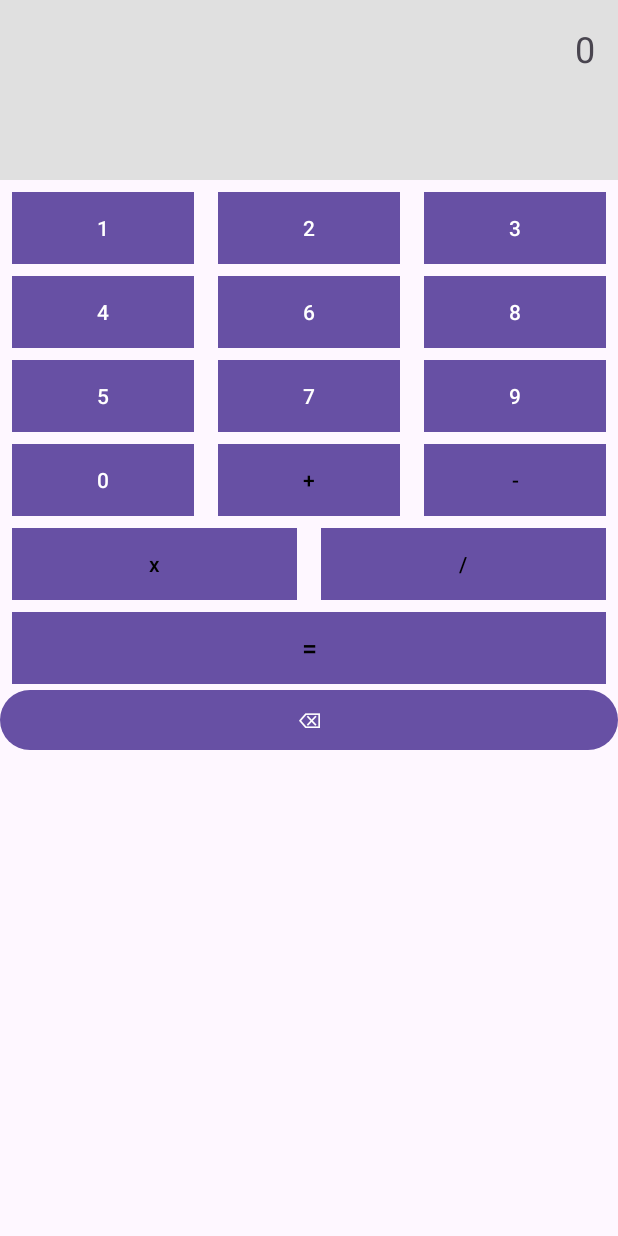
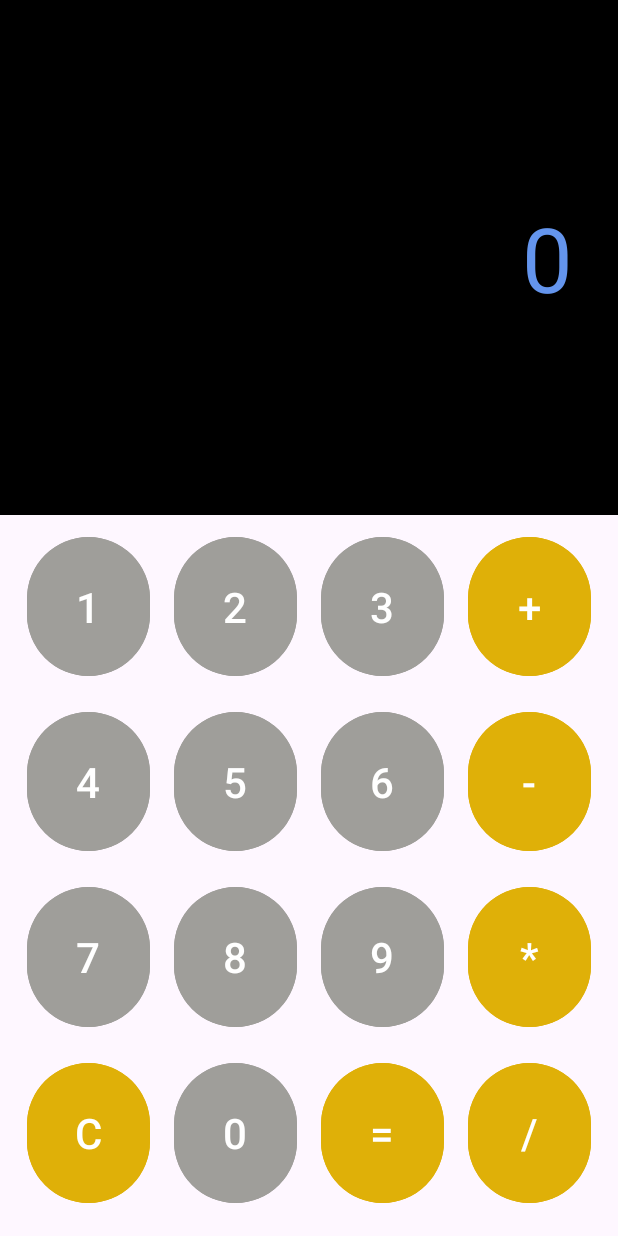
Before and after one commit to ssulka/calculator_MMA, an Android app: the screen it shows after launch (MainActivity), on a phone screen of 412 x 824 dp. Run offline under Robolectric (Android 15) with nearby library versions, the phone set to English and light mode, and no system bars.

Commit message:
looks like final product

```diff
--- a/kalkulackav2/app/src/main/java/com/example/kalkulackav2/MainActivity.java
+++ b/kalkulackav2/app/src/main/java/com/example/kalkulackav2/MainActivity.java
@@ -3,82 +3,94 @@ package com.example.kalkulackav2;
 import android.os.Bundle;
 import android.view.View;
 import android.widget.Button;
+import android.widget.GridLayout;
 import android.widget.TextView;
 import androidx.appcompat.app.AppCompatActivity;
 
 public class MainActivity extends AppCompatActivity {
 
-    private TextView textView;
-    private StringBuilder input;
-    private double firstValue = Double.NaN;
-    private double secondValue;
-    private char currentOperation;
+    private TextView display;
+    private String input = "";
+    private String operator = "";
+    private double firstNumber = 0;
+    private double secondNumber = 0;
 
     @Override
     protected void onCreate(Bundle savedInstanceState) {
         super.onCreate(savedInstanceState);
         setContentView(R.layout.activity_main);
 
-        textView = findViewById(R.id.textView);
-        input = new StringBuilder();
-        setupButtons();
+        display = findViewById(R.id.display);
+
+        // Tlačidlá pre čísla
+        findViewById(R.id.button1).setOnClickListener(view -> inputNumber("1"));
+        findViewById(R.id.button2).setOnClickListener(view -> inputNumber("2"));
+        findViewById(R.id.button3).setOnClickListener(view -> inputNumber("3"));
+        findViewById(R.id.button4).setOnClickListener(view -> inputNumber("4"));
+        findViewById(R.id.button5).setOnClickListener(view -> inputNumber("5"));
+        findViewById(R.id.button6).setOnClickListener(view -> inputNumber("6"));
+        findViewById(R.id.button7).setOnClickListener(view -> inputNumber("7"));
+        findViewById(R.id.button8).setOnClickListener(view -> inputNumber("8"));
+        findViewById(R.id.button9).setOnClickListener(view -> inputNumber("9"));
+        findViewById(R.id.button0).setOnClickListener(view -> inputNumber("0"));
+
+        // Tlačidlá pre operácie
+        findViewById(R.id.buttonAdd).setOnClickListener(view -> setOperator("+"));
+        findViewById(R.id.buttonSubtract).setOnClickListener(view -> setOperator("-"));
+        findViewById(R.id.buttonMultiply).setOnClickListener(view -> setOperator("*"));
+        findViewById(R.id.buttonDivide).setOnClickListener(view -> setOperator("/"));
+
+        // Tlačidlá pre vymazanie a rovná sa
+        findViewById(R.id.buttonClear).setOnClickListener(view -> clear());
+        findViewById(R.id.buttonEquals).setOnClickListener(view -> calculate());
     }
 
-    private void setupButtons() {
-        int[] numberButtons = {R.id.button1, R.id.button2, R.id.button3, R.id.button4, R.id.button5, R.id.button6, R.id.button7, R.id.button8, R.id.button9, R.id.button10};
-        for (int i = 0; i < numberButtons.length; i++) {
-            Button btn = findViewById(numberButtons[i]);
-            int finalI = i;
-            btn.setOnClickListener(v -> appendNumber(finalI));
-        }
-        findViewById(R.id.buttonRemove).setOnClickListener(v -> delete());
-        findViewById(R.id.button11).setOnClickListener(v -> setOperation('+'));
-        findViewById(R.id.button12).setOnClickListener(v -> setOperation('-'));
-        findViewById(R.id.button14).setOnClickListener(v -> setOperation('*'));
-        findViewById(R.id.button15).setOnClickListener(v -> setOperation('/'));
-        findViewById(R.id.button16).setOnClickListener(v -> calculateResult());
+    private void inputNumber(String num) {
+        input += num;
+        display.setText(input);
     }
 
-    private void appendNumber(int number) {
-        input.append(number);
-        textView.setText(input.toString());
-    }
-
-    private void setOperation(char operation) {
-        if (!Double.isNaN(firstValue)) {
-            calculateResult();
-        } else {
-            firstValue = Double.parseDouble(input.toString());
-        }
-        currentOperation = operation;
-        input.setLength(0);
-    }
-
-    private void calculateResult() {
-        if (input.length() == 0 || Double.isNaN(firstValue)) return;
-        secondValue = Double.parseDouble(input.toString());
-
-        switch (currentOperation) {
-            case '+': firstValue += secondValue; break;
-            case '-': firstValue -= secondValue; break;
-            case '*': firstValue *= secondValue; break;
-            case '/': firstValue = secondValue != 0 ? firstValue / secondValue : 0; break;
-        }
-
-        textView.setText(String.valueOf(firstValue));
-        input.setLength(0);
-    }
-
-    private void delete() {
-        if (input.length() > 0) {
-            input.deleteCharAt(input.length() - 1);
-            textView.setText(input.toString());
-        } else {
-            firstValue = Double.NaN;
-            secondValue = 0;
-            currentOperation = '\0';
-            textView.setText("0");
+    private void setOperator(String op) {
+        if (!input.isEmpty()) {
+            firstNumber = Double.parseDouble(input);
+            input = "";
+            operator = op;
         }
     }
 
+    private void clear() {
+        input = "";
+        operator = "";
+        display.setText("0");
+    }
+
+    private void calculate() {
+        if (!input.isEmpty()) {
+            secondNumber = Double.parseDouble(input);
+            double result = 0;
+
+            switch (operator) {
+                case "+":
+                    result = firstNumber + secondNumber;
+                    break;
+                case "-":
+                    result = firstNumber - secondNumber;
+                    break;
+                case "*":
+                    result = firstNumber * secondNumber;
+                    break;
+                case "/":
+                    if (secondNumber != 0) {
+                        result = firstNumber / secondNumber;
+                    } else {
+                        display.setText("Error");
+                        return;
+                    }
+                    break;
+            }
+
+            display.setText(String.valueOf(result));
+            input = String.valueOf(result);
+        }
+    }
 }
--- a/kalkulackav2/app/src/main/res/layout/activity_main.xml
+++ b/kalkulackav2/app/src/main/res/layout/activity_main.xml
@@ -1,248 +1,207 @@
-<androidx.constraintlayout.widget.ConstraintLayout
-    xmlns:android="http://schemas.android.com/apk/res/android"
-    xmlns:app="http://schemas.android.com/apk/res-auto"
-    xmlns:tools="http://schemas.android.com/tools"
-    android:id="@+id/main"
+<?xml version="1.0" encoding="utf-8"?>
+<RelativeLayout xmlns:android="http://schemas.android.com/apk/res/android"
     android:layout_width="match_parent"
-    android:layout_height="match_parent"
-    tools:context=".MainActivity">
+    android:layout_height="match_parent">
 
+    <!-- Zväčšený Text view na zobrazovanie výsledkov -->
     <TextView
-        android:id="@+id/textView"
-        android:layout_width="673dp"
-        android:layout_height="120dp"
-        android:background="#E0E0E0"
-        android:gravity="end"
-        android:padding="16dp"
-        android:text="@string/display_text"
-        android:textSize="24sp"
-        app:layout_constraintBottom_toTopOf="@+id/button2"
-        app:layout_constraintEnd_toEndOf="parent"
-        app:layout_constraintHorizontal_bias="1.0"
-        app:layout_constraintStart_toStartOf="parent"
-        app:layout_constraintTop_toTopOf="parent" />
+        android:id="@+id/display"
+        android:layout_width="match_parent"
+        android:layout_height="343dp"
+        android:layout_alignParentTop="true"
+        android:background="@color/black"
+        android:gravity="right|center_vertical"
+        android:padding="30dp"
+        android:text="0"
+        android:textColor="@color/custom"
+        android:textSize="60sp" />
+
+    <GridLayout
+        android:layout_width="match_parent"
+        android:layout_height="436dp"
+        android:layout_below="@id/display"
+        android:layout_alignParentBottom="true"
+        android:layout_marginTop="-7dp"
+        android:layout_weight="1"
+        android:columnCount="4"
+        android:padding="10dp"
+        android:rowCount="5">
+
+        <Button
+            android:id="@+id/button1"
+            android:layout_width="0dp"
+            android:layout_height="wrap_content"
+            android:layout_rowWeight="1"
+            android:layout_columnWeight="1"
+            android:layout_margin="8dp"
+            android:backgroundTint="@color/cisla"
+            android:text="1"
+            android:textSize="28sp" />
 
         <Button
             android:id="@+id/button2"
             android:layout_width="0dp"
             android:layout_height="wrap_content"
+            android:layout_rowWeight="1"
+            android:layout_columnWeight="1"
             android:layout_margin="8dp"
-        android:layout_marginTop="336dp"
-        android:background="#5D1919"
-        android:text="@string/one"
-        android:textColor="#FFFFFF"
-        android:textSize="14sp"
-        app:layout_constraintEnd_toStartOf="@+id/button3"
-        app:layout_constraintStart_toStartOf="parent"
-        app:layout_constraintTop_toBottomOf="@+id/textView" />
+            android:backgroundTint="@color/cisla"
+            android:text="2"
+            android:textSize="28sp" />
+
+        <Button
+            android:id="@+id/button3"
+            android:layout_width="0dp"
+            android:layout_height="wrap_content"
+            android:layout_rowWeight="1"
+            android:layout_columnWeight="1"
+            android:layout_margin="8dp"
+            android:backgroundTint="@color/cisla"
+            android:text="3"
+            android:textSize="28sp" />
+
+        <Button
+            android:id="@+id/buttonAdd"
+            android:layout_width="0dp"
+            android:layout_height="wrap_content"
+            android:layout_rowWeight="1"
+            android:layout_columnWeight="1"
+            android:layout_margin="8dp"
+            android:backgroundTint="@color/operacie"
+            android:text="+"
+            android:textSize="28sp" />
+
+        <Button
+            android:id="@+id/button4"
+            android:layout_width="0dp"
+            android:layout_height="wrap_content"
+            android:layout_rowWeight="1"
+            android:layout_columnWeight="1"
+            android:layout_margin="8dp"
+            android:backgroundTint="@color/cisla"
+            android:text="4"
+            android:textSize="28sp" />
+
+        <Button
+            android:id="@+id/button5"
+            android:layout_width="0dp"
+            android:layout_height="wrap_content"
+            android:layout_rowWeight="1"
+            android:layout_columnWeight="1"
+            android:layout_margin="8dp"
+            android:backgroundTint="@color/cisla"
+            android:text="5"
+            android:textSize="28sp" />
 
         <Button
             android:id="@+id/button6"
             android:layout_width="0dp"
             android:layout_height="wrap_content"
+            android:layout_rowWeight="1"
+            android:layout_columnWeight="1"
             android:layout_margin="8dp"
-        android:layout_marginTop="12dp"
-        android:background="#5D1919"
-        android:text="@string/seven"
-        android:textColor="#FFFFFF"
-        android:textSize="14sp"
-        app:layout_constraintEnd_toStartOf="@+id/button8"
-        app:layout_constraintStart_toStartOf="parent"
-        app:layout_constraintTop_toBottomOf="@+id/button5" />
+            android:backgroundTint="@color/cisla"
+            android:text="6"
+            android:textSize="28sp" />
 
         <Button
-        android:id="@+id/button4"
+            android:id="@+id/buttonSubtract"
             android:layout_width="0dp"
             android:layout_height="wrap_content"
+            android:layout_rowWeight="1"
+            android:layout_columnWeight="1"
             android:layout_margin="8dp"
-        android:layout_marginTop="336dp"
-        android:background="#5D1919"
-        android:text="@string/three"
-        android:textColor="#FFFFFF"
-        android:textSize="14sp"
-        app:layout_constraintEnd_toEndOf="parent"
-        app:layout_constraintStart_toEndOf="@+id/button3"
-        app:layout_constraintTop_toBottomOf="@+id/textView" />
-
-    <Button
-        android:id="@+id/button16"
-        android:layout_width="0dp"
-        android:layout_height="wrap_content"
-        android:layout_margin="8dp"
-        android:layout_marginTop="16dp"
-        android:background="#2196F3"
-        android:text="@string/equal"
-        android:textColor="@color/black"
-        android:textColorHighlight="@color/custom"
-        android:textSize="18sp"
-        app:layout_constraintEnd_toEndOf="parent"
-        app:layout_constraintHorizontal_bias="1.0"
-        app:layout_constraintStart_toStartOf="parent"
-        app:layout_constraintTop_toBottomOf="@+id/button14" />
-
-    <Button
-        android:id="@+id/button5"
-        android:layout_width="0dp"
-        android:layout_height="wrap_content"
-        android:layout_margin="8dp"
-        android:layout_marginTop="4dp"
-        android:background="#5D1919"
-        android:text="@string/four"
-        android:textColor="#FFFFFF"
-        android:textSize="14sp"
-        app:layout_constraintEnd_toStartOf="@+id/button7"
-        app:layout_constraintStart_toStartOf="parent"
-        app:layout_constraintTop_toBottomOf="@+id/button2" />
-
-    <Button
-        android:id="@+id/button12"
-        android:layout_width="0dp"
-        android:layout_height="wrap_content"
-        android:layout_margin="8dp"
-        android:layout_marginTop="8dp"
-        android:background="#4CAF50"
-        android:text="@string/minus"
-        android:textColor="@color/black"
-        android:textSize="14sp"
-        app:layout_constraintEnd_toEndOf="parent"
-        app:layout_constraintStart_toEndOf="@+id/button11"
-        app:layout_constraintTop_toBottomOf="@+id/button10" />
-
-    <Button
-        android:id="@+id/button3"
-        android:layout_width="0dp"
-        android:layout_height="wrap_content"
-        android:layout_margin="8dp"
-        android:layout_marginTop="336dp"
-        android:background="#5D1919"
-        android:text="@string/two"
-        android:textColor="#FFFFFF"
-        android:textSize="14sp"
-        app:layout_constraintEnd_toStartOf="@+id/button4"
-        app:layout_constraintStart_toEndOf="@+id/button2"
-        app:layout_constraintTop_toBottomOf="@+id/textView" />
-
-    <Button
-        android:id="@+id/button1"
-        android:layout_width="0dp"
-        android:layout_height="wrap_content"
-        android:layout_margin="8dp"
-        android:layout_marginTop="8dp"
-        android:background="#E20000"
-        android:text="@string/zero"
-        android:textColor="#FFFFFF"
-        android:textSize="14sp"
-        app:layout_constraintEnd_toStartOf="@+id/button11"
-        app:layout_constraintStart_toStartOf="parent"
-        app:layout_constraintTop_toBottomOf="@+id/button6" />
-
-    <Button
-        android:id="@+id/button10"
-        android:layout_width="0dp"
-        android:layout_height="wrap_content"
-        android:layout_margin="8dp"
-        android:layout_marginTop="12dp"
-        android:background="#5D1919"
-        android:text="@string/nine"
-        android:textColor="#FFFFFF"
-        android:textSize="14sp"
-        app:layout_constraintEnd_toEndOf="parent"
-        app:layout_constraintStart_toEndOf="@+id/button8"
-        app:layout_constraintTop_toBottomOf="@+id/button9" />
+            android:backgroundTint="@color/operacie"
+            android:text="-"
+            android:textSize="28sp" />
 
         <Button
             android:id="@+id/button7"
             android:layout_width="0dp"
             android:layout_height="wrap_content"
+            android:layout_rowWeight="1"
+            android:layout_columnWeight="1"
             android:layout_margin="8dp"
-        android:layout_marginTop="4dp"
-        android:background="#5D1919"
-        android:text="@string/five"
-        android:textColor="#FFFFFF"
-        android:textSize="14sp"
-        app:layout_constraintEnd_toStartOf="@+id/button9"
-        app:layout_constraintStart_toEndOf="@+id/button5"
-        app:layout_constraintTop_toBottomOf="@+id/button3" />
+            android:backgroundTint="@color/cisla"
+            android:text="7"
+            android:textSize="28sp" />
 
         <Button
-        android:id="@+id/button14"
+            android:id="@+id/button8"
             android:layout_width="0dp"
             android:layout_height="wrap_content"
+            android:layout_rowWeight="1"
+            android:layout_columnWeight="1"
             android:layout_margin="8dp"
-        android:layout_marginTop="8dp"
-        android:background="#FF9800"
-        android:text="@string/krat"
-        android:textColor="@color/black"
-        android:textSize="14sp"
-        app:layout_constraintEnd_toStartOf="@+id/button15"
-        app:layout_constraintStart_toStartOf="parent"
-        app:layout_constraintTop_toBottomOf="@+id/button12" />
-
-    <Button
-        android:id="@+id/button15"
-        android:layout_width="0dp"
-        android:layout_height="wrap_content"
-        android:layout_margin="8dp"
-        android:layout_marginTop="8dp"
-        android:background="#FF9800"
-        android:text="@string/deleno"
-        android:textColor="@color/black"
-        android:textSize="14sp"
-        app:layout_constraintEnd_toEndOf="parent"
-        app:layout_constraintStart_toEndOf="@+id/button14"
-        app:layout_constraintTop_toBottomOf="@+id/button12" />
+            android:backgroundTint="@color/cisla"
+            android:text="8"
+            android:textSize="28sp" />
 
         <Button
             android:id="@+id/button9"
             android:layout_width="0dp"
             android:layout_height="wrap_content"
+            android:layout_rowWeight="1"
+            android:layout_columnWeight="1"
             android:layout_margin="8dp"
-        android:layout_marginTop="4dp"
-        android:background="#5D1919"
-        android:text="@string/six"
-        android:textColor="#FFFFFF"
-        android:textSize="14sp"
-        app:layout_constraintEnd_toEndOf="parent"
-        app:layout_constraintStart_toEndOf="@+id/button7"
-        app:layout_constraintTop_toBottomOf="@+id/button4" />
+            android:backgroundTint="@color/cisla"
+            android:text="9"
+            android:textSize="28sp" />
 
         <Button
-        android:id="@+id/button8"
+            android:id="@+id/buttonMultiply"
             android:layout_width="0dp"
             android:layout_height="wrap_content"
+            android:layout_rowWeight="1"
+            android:layout_columnWeight="1"
             android:layout_margin="8dp"
-        android:layout_marginTop="12dp"
-        android:background="#5D1919"
-        android:text="@string/eight"
-        android:textColor="#FFFFFF"
-        android:textSize="14sp"
-        app:layout_constraintEnd_toStartOf="@+id/button10"
-        app:layout_constraintStart_toEndOf="@+id/button6"
-        app:layout_constraintTop_toBottomOf="@+id/button7" />
+            android:backgroundTint="@color/operacie"
+            android:text="*"
+            android:textSize="28sp" />
 
         <Button
-        android:id="@+id/buttonRemove"
+            android:id="@+id/buttonClear"
             android:layout_width="0dp"
             android:layout_height="wrap_content"
-        android:text="@string/delete"
-        app:layout_constraintTop_toBottomOf="@+id/button16"
-        app:layout_constraintStart_toStartOf="parent"
-        app:layout_constraintEnd_toEndOf="parent"/>
-
+            android:layout_rowWeight="1"
+            android:layout_columnWeight="1"
+            android:layout_margin="8dp"
+            android:backgroundTint="@color/operacie"
+            android:text="C"
+            android:textSize="28sp" />
 
         <Button
-        android:id="@+id/button11"
+            android:id="@+id/button0"
             android:layout_width="0dp"
             android:layout_height="wrap_content"
+            android:layout_rowWeight="1"
+            android:layout_columnWeight="1"
             android:layout_margin="8dp"
-        android:layout_marginTop="8dp"
-        android:background="#FF9800"
-        android:text="@string/plus"
-        android:textColor="@color/black"
-        android:textSize="14sp"
-        app:layout_constraintEnd_toStartOf="@+id/button12"
-        app:layout_constraintStart_toEndOf="@+id/button1"
-        app:layout_constraintTop_toBottomOf="@+id/button10" />
+            android:backgroundTint="@color/cisla"
+            android:text="0"
+            android:textSize="28sp" />
 
+        <Button
+            android:id="@+id/buttonEquals"
+            android:layout_width="0dp"
+            android:layout_height="wrap_content"
+            android:layout_rowWeight="1"
+            android:layout_columnWeight="1"
+            android:layout_margin="8dp"
+            android:backgroundTint="@color/operacie"
+            android:text="="
+            android:textSize="28sp" />
 
-</androidx.constraintlayout.widget.ConstraintLayout>
+        <Button
+            android:id="@+id/buttonDivide"
+            android:layout_width="0dp"
+            android:layout_height="wrap_content"
+            android:layout_rowWeight="1"
+            android:layout_columnWeight="1"
+            android:layout_margin="8dp"
+            android:backgroundTint="@color/operacie"
+            android:text="/"
+            android:textSize="28sp" />
+
+    </GridLayout>
+</RelativeLayout>
--- a/kalkulackav2/app/src/main/res/values/colors.xml
+++ b/kalkulackav2/app/src/main/res/values/colors.xml
@@ -3,4 +3,8 @@
     <color name="black">#FF000000</color>
     <color name="white">#FFFFFFFF</color>
     <color name="custom">#6495ED</color>
+    <color name="operacie">#DFB008</color>
+    <color name="cisla">#9F9E9A</color>
+
+
 </resources>
--- a/kalkulackav2/app/src/main/res/values/strings.xml
+++ b/kalkulackav2/app/src/main/res/values/strings.xml
@@ -6,10 +6,10 @@
     <string name="two">2</string>
     <string name="three">3</string>
     <string name="four">4</string>
-    <string name="five">6</string>
-    <string name="six">8</string>
-    <string name="seven">5</string>
-    <string name="eight">7</string>
+    <string name="five">5</string>
+    <string name="six">6</string>
+    <string name="seven">7</string>
+    <string name="eight">8</string>
     <string name="nine">9</string>
     <string name="plus">+</string>
     <string name="minus">-</string>
```
Lines whose indentation alone changed are shown as unchanged.
